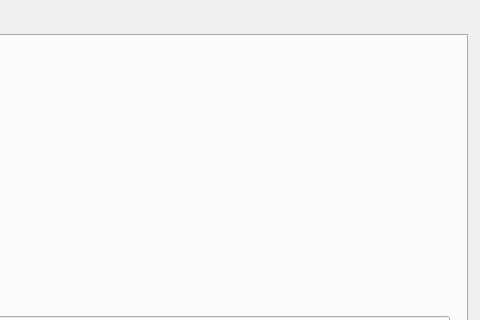
The window that PC_App/mainWindow.ui (krzpch/HDC2080_Sensor_Lib_and_PC_App) describes before a commit, drawn with Qt 5; both pictures show x 703 to 1183 and y 0 to 320 of the 1183 by 780 pixel window.
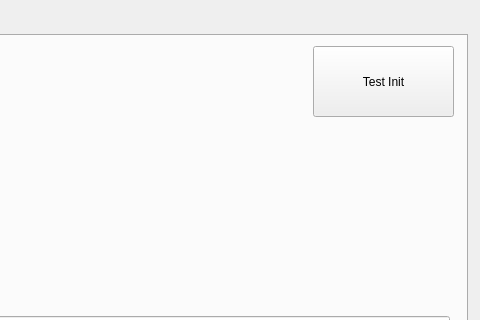
The same window after the commit.

Commit message: Added new transmit function and test button

What changed in the file:
```diff
--- a/PC_App/mainWindow.ui
+++ b/PC_App/mainWindow.ui
@@ -264,6 +264,19 @@
        </rect>
       </property>
      </widget>
+     <widget class="QPushButton" name="TestButton">
+      <property name="geometry">
+       <rect>
+        <x>1004</x>
+        <y>10</y>
+        <width>141</width>
+        <height>71</height>
+       </rect>
+      </property>
+      <property name="text">
+       <string>Test Init</string>
+      </property>
+     </widget>
     </widget>
    </widget>
    <widget class="QTextEdit" name="globalResponse">
```
The commit also changes 1 other file.
